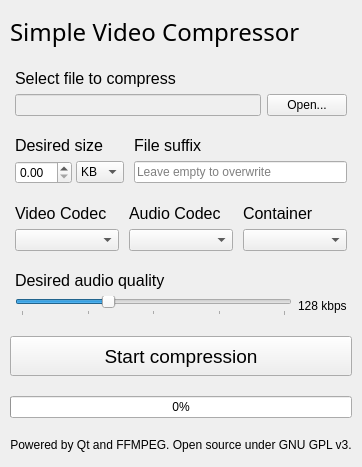
Thurinum/simple-media-encoder, file mainwindow.ui: the form before one commit.
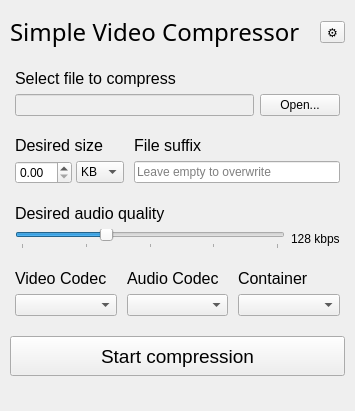
The form after the commit. Icons and pictures are not drawn.

Commit message: fix(ui): Progress bar does not take minutes into account

```diff
--- a/mainwindow.ui
+++ b/mainwindow.ui
@@ -9,8 +9,8 @@
    <rect>
     <x>0</x>
     <y>0</y>
-    <width>347</width>
-    <height>449</height>
+    <width>349</width>
+    <height>387</height>
    </rect>
   </property>
   <property name="sizePolicy">
@@ -51,6 +51,9 @@
    <bool>false</bool>
   </property>
   <widget class="QWidget" name="owo">
+   <property name="enabled">
+    <bool>true</bool>
+   </property>
    <property name="sizePolicy">
     <sizepolicy hsizetype="Minimum" vsizetype="Minimum">
      <horstretch>0</horstretch>
@@ -95,18 +98,41 @@
      <number>15</number>
     </property>
     <item>
-     <widget class="QLabel" name="mainHeading">
-      <property name="font">
-       <font>
-        <family>Segoe UI Light</family>
-        <pointsize>18</pointsize>
-        <bold>false</bold>
-       </font>
+     <layout class="QHBoxLayout" name="headingLayout">
+      <property name="bottomMargin">
+       <number>0</number>
       </property>
-      <property name="text">
-       <string>Simple Video Compressor</string>
-      </property>
-     </widget>
+      <item>
+       <widget class="QLabel" name="mainHeading">
+        <property name="font">
+         <font>
+          <family>Segoe UI Light</family>
+          <pointsize>18</pointsize>
+          <bold>false</bold>
+         </font>
+        </property>
+        <property name="text">
+         <string>Simple Video Compressor</string>
+        </property>
+       </widget>
+      </item>
+      <item>
+       <widget class="QToolButton" name="toolButton">
+        <property name="text">
+         <string>⚙</string>
+        </property>
+        <property name="popupMode">
+         <enum>QToolButton::InstantPopup</enum>
+        </property>
+        <property name="toolButtonStyle">
+         <enum>Qt::ToolButtonIconOnly</enum>
+        </property>
+        <property name="arrowType">
+         <enum>Qt::NoArrow</enum>
+        </property>
+       </widget>
+      </item>
+     </layout>
     </item>
     <item>
      <widget class="QWidget" name="filePickerWidget" native="true">
@@ -333,117 +359,6 @@
       </layout>
      </widget>
     </item>
-    <item>
-     <widget class="QWidget" name="gridWidget" native="true">
-      <property name="sizePolicy">
-       <sizepolicy hsizetype="Expanding" vsizetype="Maximum">
-        <horstretch>0</horstretch>
-        <verstretch>0</verstretch>
-       </sizepolicy>
-      </property>
-      <layout class="QGridLayout" name="formatLayout">
-       <property name="leftMargin">
-        <number>5</number>
-       </property>
-       <property name="topMargin">
-        <number>0</number>
-       </property>
-       <property name="rightMargin">
-        <number>5</number>
-       </property>
-       <property name="bottomMargin">
-        <number>0</number>
-       </property>
-       <property name="horizontalSpacing">
-        <number>10</number>
-       </property>
-       <item row="1" column="1">
-        <widget class="QComboBox" name="audioCodecCombobox">
-         <property name="sizePolicy">
-          <sizepolicy hsizetype="Preferred" vsizetype="Expanding">
-           <horstretch>0</horstretch>
-           <verstretch>0</verstretch>
-          </sizepolicy>
-         </property>
-        </widget>
-       </item>
-       <item row="1" column="0">
-        <widget class="QComboBox" name="videoCodecComboBox">
-         <property name="sizePolicy">
-          <sizepolicy hsizetype="Preferred" vsizetype="Expanding">
-           <horstretch>0</horstretch>
-           <verstretch>0</verstretch>
-          </sizepolicy>
-         </property>
-        </widget>
-       </item>
-       <item row="0" column="1">
-        <widget class="QLabel" name="audioCodecLabel">
-         <property name="sizePolicy">
-          <sizepolicy hsizetype="Preferred" vsizetype="Maximum">
-           <horstretch>0</horstretch>
-           <verstretch>0</verstretch>
-          </sizepolicy>
-         </property>
-         <property name="font">
-          <font>
-           <pointsize>12</pointsize>
-          </font>
-         </property>
-         <property name="text">
-          <string>Audio Codec</string>
-         </property>
-        </widget>
-       </item>
-       <item row="0" column="0">
-        <widget class="QLabel" name="videoCodecLabel">
-         <property name="sizePolicy">
-          <sizepolicy hsizetype="Preferred" vsizetype="Maximum">
-           <horstretch>0</horstretch>
-           <verstretch>0</verstretch>
-          </sizepolicy>
-         </property>
-         <property name="font">
-          <font>
-           <pointsize>12</pointsize>
-          </font>
-         </property>
-         <property name="text">
-          <string>Video Codec</string>
-         </property>
-        </widget>
-       </item>
-       <item row="1" column="2">
-        <widget class="QComboBox" name="containerCombobox">
-         <property name="sizePolicy">
-          <sizepolicy hsizetype="Preferred" vsizetype="Expanding">
-           <horstretch>0</horstretch>
-           <verstretch>0</verstretch>
-          </sizepolicy>
-         </property>
-        </widget>
-       </item>
-       <item row="0" column="2">
-        <widget class="QLabel" name="containerLabel">
-         <property name="sizePolicy">
-          <sizepolicy hsizetype="Preferred" vsizetype="Maximum">
-           <horstretch>0</horstretch>
-           <verstretch>0</verstretch>
-          </sizepolicy>
-         </property>
-         <property name="font">
-          <font>
-           <pointsize>12</pointsize>
-          </font>
-         </property>
-         <property name="text">
-          <string>Container</string>
-         </property>
-        </widget>
-       </item>
-      </layout>
-     </widget>
-    </item>
     <item>
      <widget class="QWidget" name="qualityRatioWidget" native="true">
       <property name="sizePolicy">
@@ -528,6 +443,117 @@
       </layout>
      </widget>
     </item>
+    <item>
+     <widget class="QWidget" name="gridWidget" native="true">
+      <property name="sizePolicy">
+       <sizepolicy hsizetype="Expanding" vsizetype="Maximum">
+        <horstretch>0</horstretch>
+        <verstretch>0</verstretch>
+       </sizepolicy>
+      </property>
+      <layout class="QGridLayout" name="formatLayout">
+       <property name="leftMargin">
+        <number>5</number>
+       </property>
+       <property name="topMargin">
+        <number>0</number>
+       </property>
+       <property name="rightMargin">
+        <number>5</number>
+       </property>
+       <property name="bottomMargin">
+        <number>0</number>
+       </property>
+       <property name="horizontalSpacing">
+        <number>10</number>
+       </property>
+       <item row="1" column="1">
+        <widget class="QComboBox" name="audioCodecCombobox">
+         <property name="sizePolicy">
+          <sizepolicy hsizetype="Preferred" vsizetype="Expanding">
+           <horstretch>0</horstretch>
+           <verstretch>0</verstretch>
+          </sizepolicy>
+         </property>
+        </widget>
+       </item>
+       <item row="1" column="0">
+        <widget class="QComboBox" name="videoCodecComboBox">
+         <property name="sizePolicy">
+          <sizepolicy hsizetype="Preferred" vsizetype="Expanding">
+           <horstretch>0</horstretch>
+           <verstretch>0</verstretch>
+          </sizepolicy>
+         </property>
+        </widget>
+       </item>
+       <item row="0" column="1">
+        <widget class="QLabel" name="audioCodecLabel">
+         <property name="sizePolicy">
+          <sizepolicy hsizetype="Preferred" vsizetype="Maximum">
+           <horstretch>0</horstretch>
+           <verstretch>0</verstretch>
+          </sizepolicy>
+         </property>
+         <property name="font">
+          <font>
+           <pointsize>12</pointsize>
+          </font>
+         </property>
+         <property name="text">
+          <string>Audio Codec</string>
+         </property>
+        </widget>
+       </item>
+       <item row="0" column="0">
+        <widget class="QLabel" name="videoCodecLabel">
+         <property name="sizePolicy">
+          <sizepolicy hsizetype="Preferred" vsizetype="Maximum">
+           <horstretch>0</horstretch>
+           <verstretch>0</verstretch>
+          </sizepolicy>
+         </property>
+         <property name="font">
+          <font>
+           <pointsize>12</pointsize>
+          </font>
+         </property>
+         <property name="text">
+          <string>Video Codec</string>
+         </property>
+        </widget>
+       </item>
+       <item row="1" column="2">
+        <widget class="QComboBox" name="containerCombobox">
+         <property name="sizePolicy">
+          <sizepolicy hsizetype="Preferred" vsizetype="Expanding">
+           <horstretch>0</horstretch>
+           <verstretch>0</verstretch>
+          </sizepolicy>
+         </property>
+        </widget>
+       </item>
+       <item row="0" column="2">
+        <widget class="QLabel" name="containerLabel">
+         <property name="sizePolicy">
+          <sizepolicy hsizetype="Preferred" vsizetype="Maximum">
+           <horstretch>0</horstretch>
+           <verstretch>0</verstretch>
+          </sizepolicy>
+         </property>
+         <property name="font">
+          <font>
+           <pointsize>12</pointsize>
+          </font>
+         </property>
+         <property name="text">
+          <string>Container</string>
+         </property>
+        </widget>
+       </item>
+      </layout>
+     </widget>
+    </item>
     <item>
      <widget class="QPushButton" name="startButton">
       <property name="sizePolicy">
@@ -553,20 +579,71 @@
      </widget>
     </item>
     <item>
-     <widget class="QProgressBar" name="progressBar">
-      <property name="value">
-       <number>0</number>
+     <widget class="QWidget" name="progressWidget" native="true">
+      <property name="enabled">
+       <bool>true</bool>
       </property>
-     </widget>
-    </item>
-    <item>
-     <widget class="QLabel" name="acknowledgements">
-      <property name="text">
-       <string>Powered by Qt and FFMPEG. Open source under GNU GPL v3.</string>
+      <property name="sizePolicy">
+       <sizepolicy hsizetype="Expanding" vsizetype="Maximum">
+        <horstretch>0</horstretch>
+        <verstretch>0</verstretch>
+       </sizepolicy>
       </property>
-      <property name="alignment">
-       <set>Qt::AlignCenter</set>
+      <property name="maximumSize">
+       <size>
+        <width>16777215</width>
+        <height>0</height>
+       </size>
       </property>
+      <layout class="QVBoxLayout" name="progressLayout">
+       <property name="leftMargin">
+        <number>0</number>
+       </property>
+       <property name="topMargin">
+        <number>0</number>
+       </property>
+       <property name="rightMargin">
+        <number>0</number>
+       </property>
+       <property name="bottomMargin">
+        <number>0</number>
+       </property>
+       <item>
+        <widget class="QProgressBar" name="progressBar">
+         <property name="sizePolicy">
+          <sizepolicy hsizetype="Expanding" vsizetype="Fixed">
+           <horstretch>0</horstretch>
+           <verstretch>0</verstretch>
+          </sizepolicy>
+         </property>
+         <property name="value">
+          <number>0</number>
+         </property>
+         <property name="alignment">
+          <set>Qt::AlignCenter</set>
+         </property>
+         <property name="invertedAppearance">
+          <bool>false</bool>
+         </property>
+        </widget>
+       </item>
+       <item>
+        <widget class="QLabel" name="label">
+         <property name="sizePolicy">
+          <sizepolicy hsizetype="Preferred" vsizetype="Minimum">
+           <horstretch>0</horstretch>
+           <verstretch>0</verstretch>
+          </sizepolicy>
+         </property>
+         <property name="text">
+          <string>Compressing...</string>
+         </property>
+         <property name="alignment">
+          <set>Qt::AlignCenter</set>
+         </property>
+        </widget>
+       </item>
+      </layout>
      </widget>
     </item>
    </layout>
```
Left out of the diff: 4 changed lines with no effect on the pictures. The commit also changes 3 other files.
